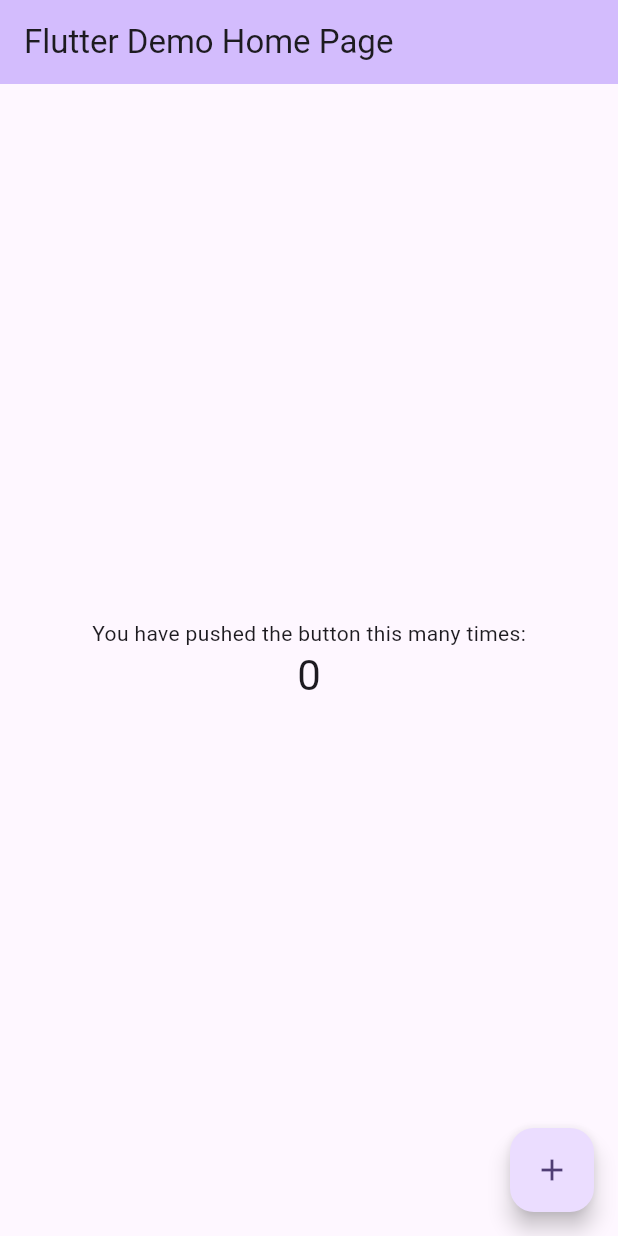
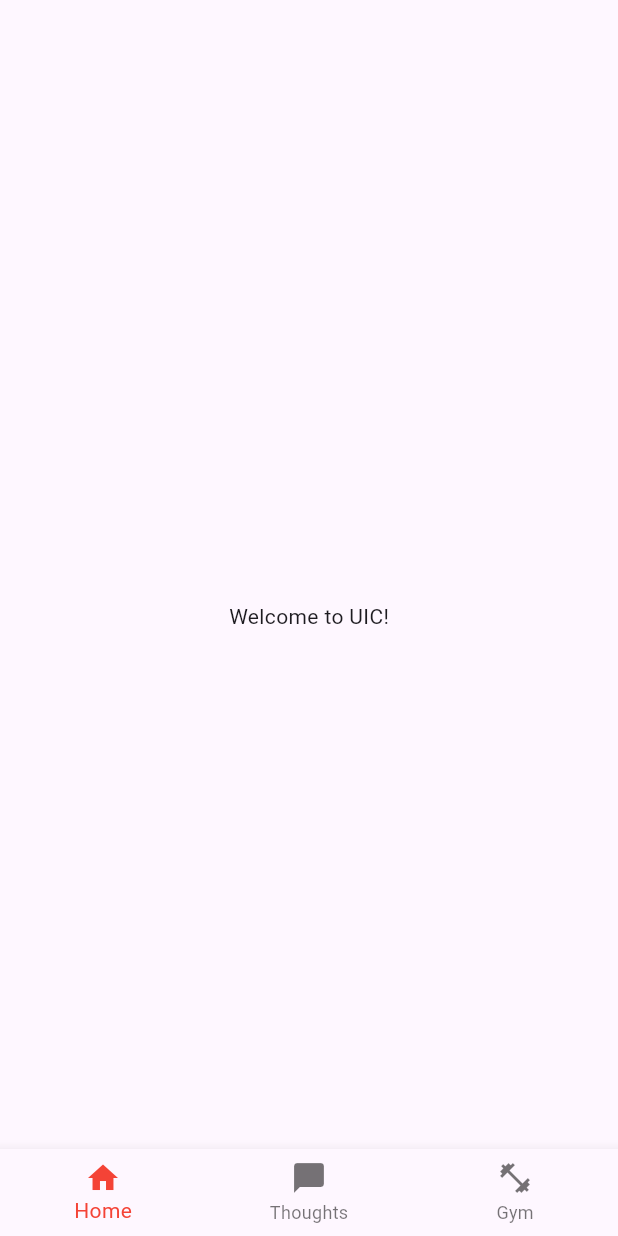
Before and after one commit to acm-uic/student-task-manager-sig-mobile-dev, a Flutter app: the screen it shows after launch, on a phone screen of 412 x 824 dp. Run offline on Flutter 3.47's test engine with Material 3 defaults, Android fonts, the phone set to English and light mode, and no system bars; our stand-ins replace get.

Commit message:
Bottom tab navigation started. Assigning task to implement it to Owen.

```diff
--- a/lib/main.dart
+++ b/lib/main.dart
@@ -1,4 +1,5 @@
 import 'package:flutter/material.dart';
+import 'package:get/get.dart';
 
 void main() {
   runApp(const MyApp());
@@ -7,119 +8,50 @@ void main() {
 class MyApp extends StatelessWidget {
   const MyApp({super.key});
 
-  // This widget is the root of your application.
   @override
   Widget build(BuildContext context) {
-    return MaterialApp(
-      title: 'Flutter Demo',
+    return GetMaterialApp(
+      title: 'UIC Student Task Manager',
       theme: ThemeData(
-        // This is the theme of your application.
-        //
-        // TRY THIS: Try running your application with "flutter run". You'll see
-        // the application has a purple toolbar. Then, without quitting the app,
-        // try changing the seedColor in the colorScheme below to Colors.green
-        // and then invoke "hot reload" (save your changes or press the "hot
-        // reload" button in a Flutter-supported IDE, or press "r" if you used
-        // the command line to start the app).
-        //
-        // Notice that the counter didn't reset back to zero; the application
-        // state is not lost during the reload. To reset the state, use hot
-        // restart instead.
-        //
-        // This works for code too, not just values: Most code changes can be
-        // tested with just a hot reload.
         colorScheme: ColorScheme.fromSeed(seedColor: Colors.deepPurple),
         useMaterial3: true,
       ),
-      home: const MyHomePage(title: 'Flutter Demo Home Page'),
+      home: const MyHomePage(title: 'UIC'),
     );
   }
 }
 
-class MyHomePage extends StatefulWidget {
+class MyHomePage extends StatelessWidget {
   const MyHomePage({super.key, required this.title});
-
-  // This widget is the home page of your application. It is stateful, meaning
-  // that it has a State object (defined below) that contains fields that affect
-  // how it looks.
-
-  // This class is the configuration for the state. It holds the values (in this
-  // case the title) provided by the parent (in this case the App widget) and
-  // used by the build method of the State. Fields in a Widget subclass are
-  // always marked "final".
 
   final String title;
 
   @override
-  State<MyHomePage> createState() => _MyHomePageState();
-}
-
-class _MyHomePageState extends State<MyHomePage> {
-  int _counter = 0;
-
-  void _incrementCounter() {
-    setState(() {
-      // This call to setState tells the Flutter framework that something has
-      // changed in this State, which causes it to rerun the build method below
-      // so that the display can reflect the updated values. If we changed
-      // _counter without calling setState(), then the build method would not be
-      // called again, and so nothing would appear to happen.
-      _counter++;
-    });
-  }
-
-  @override
   Widget build(BuildContext context) {
-    // This method is rerun every time setState is called, for instance as done
-    // by the _incrementCounter method above.
-    //
-    // The Flutter framework has been optimized to make rerunning build methods
-    // fast, so that you can just rebuild anything that needs updating rather
-    // than having to individually change instances of widgets.
     return Scaffold(
-      appBar: AppBar(
-        // TRY THIS: Try changing the color here to a specific color (to
-        // Colors.amber, perhaps?) and trigger a hot reload to see the AppBar
-        // change color while the other colors stay the same.
-        backgroundColor: Theme.of(context).colorScheme.inversePrimary,
-        // Here we take the value from the MyHomePage object that was created by
-        // the App.build method, and use it to set our appbar title.
-        title: Text(widget.title),
+      appBar: AppBar(),
+      body: const Center(
+        child: Text("Welcome to UIC!")
       ),
-      body: Center(
-        // Center is a layout widget. It takes a single child and positions it
-        // in the middle of the parent.
-        child: Column(
-          // Column is also a layout widget. It takes a list of children and
-          // arranges them vertically. By default, it sizes itself to fit its
-          // children horizontally, and tries to be as tall as its parent.
-          //
-          // Column has various properties to control how it sizes itself and
-          // how it positions its children. Here we use mainAxisAlignment to
-          // center the children vertically; the main axis here is the vertical
-          // axis because Columns are vertical (the cross axis would be
-          // horizontal).
-          //
-          // TRY THIS: Invoke "debug painting" (choose the "Toggle Debug Paint"
-          // action in the IDE, or press "p" in the console), to see the
-          // wireframe for each widget.
-          mainAxisAlignment: MainAxisAlignment.center,
-          children: <Widget>[
-            const Text(
-              'You have pushed the button this many times:',
+      bottomNavigationBar: BottomNavigationBar(
+        items:
+          const <BottomNavigationBarItem>[
+            BottomNavigationBarItem (
+              icon: Icon(Icons.home),
+              label: "Home",
+              ),
+            BottomNavigationBarItem (
+              icon: Icon(Icons.chat_bubble),
+              label: "Thoughts",
             ),
-            Text(
-              '$_counter',
-              style: Theme.of(context).textTheme.headlineMedium,
+            BottomNavigationBarItem (
+              icon: Icon(Icons.fitness_center),
+              label: "Gym",
             ),
           ],
-        ),
-      ),
-      floatingActionButton: FloatingActionButton(
-        onPressed: _incrementCounter,
-        tooltip: 'Increment',
-        child: const Icon(Icons.add),
-      ), // This trailing comma makes auto-formatting nicer for build methods.
+        currentIndex: 0,
+        selectedItemColor: Colors.red,
+      )
     );
   }
 }
```
Also changed, not shown: pubspec.yaml (+1 -10 lines), pubspec.lock, 1 other file.
